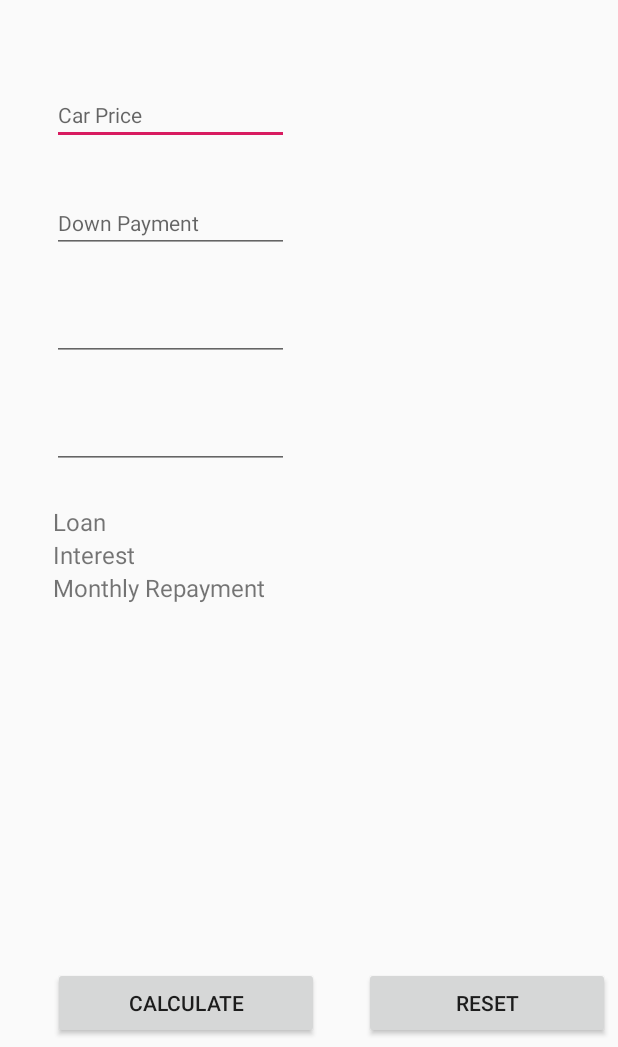
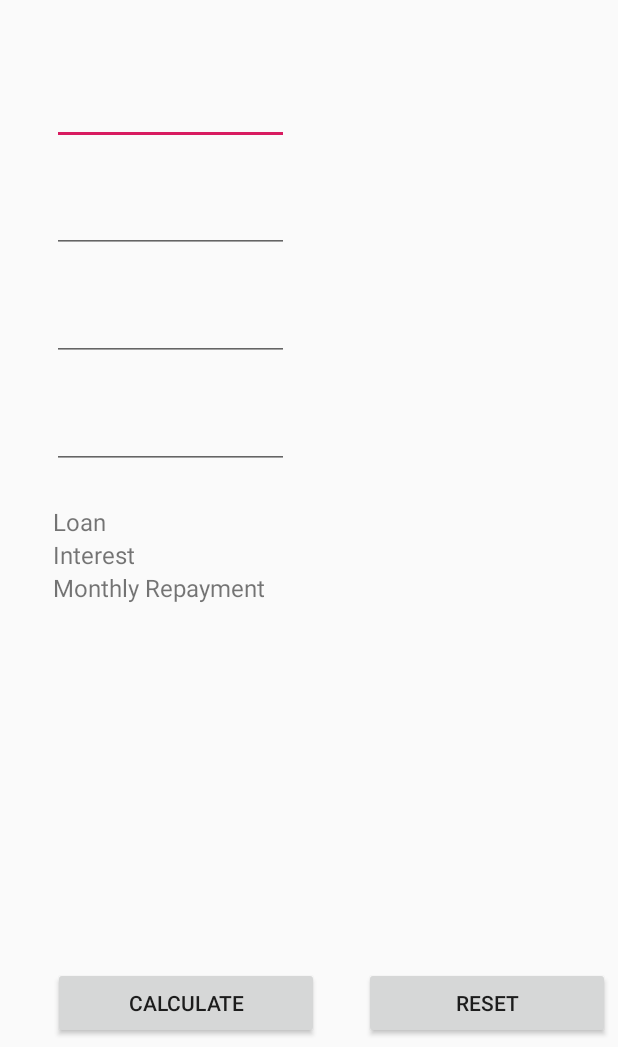
Before and after one commit to hoongAng/CarLoanCalculator, an Android app: the screen it shows after launch (MainActivity), after a tap on "RESET", on a phone screen of 412 x 824 dp, the part 189-1236 px from its top. Run offline under Robolectric (Android 15) with nearby library versions, the phone set to English and light mode, and no system bars; 2 other taps on this screen came first.

Commit message:
new app to calculate loan

```diff
--- a/app/src/main/java/com/example/carloancalculator/MainActivity.kt
+++ b/app/src/main/java/com/example/carloancalculator/MainActivity.kt
@@ -48,7 +48,8 @@ class MainActivity : AppCompatActivity() {
         textDisplayRepayment.text = getString(R.string.displayRepayment)+" ";
         editLoanPeriod.setText(" ");
         editInterestRate.setText(" ");
-        editLoanPeriod.setText(" ");
+        editPrice.setText(" ");
+        editDownPayment.setText(" ");
     }
 
     private fun addPlateNo(view:View){
```
